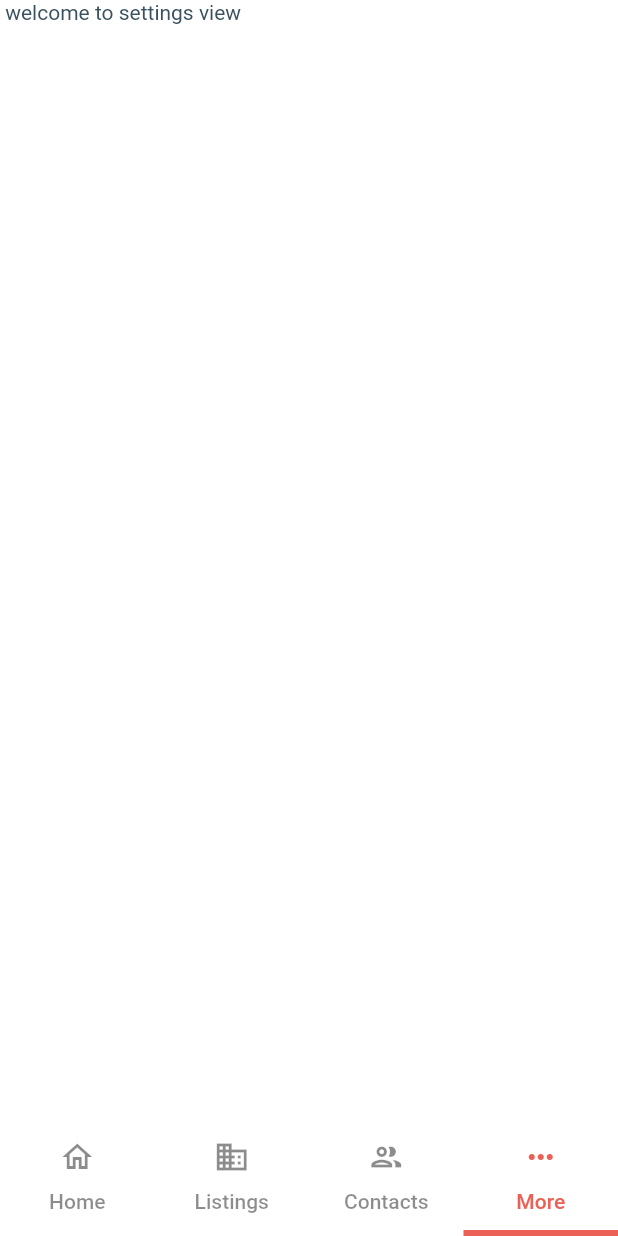
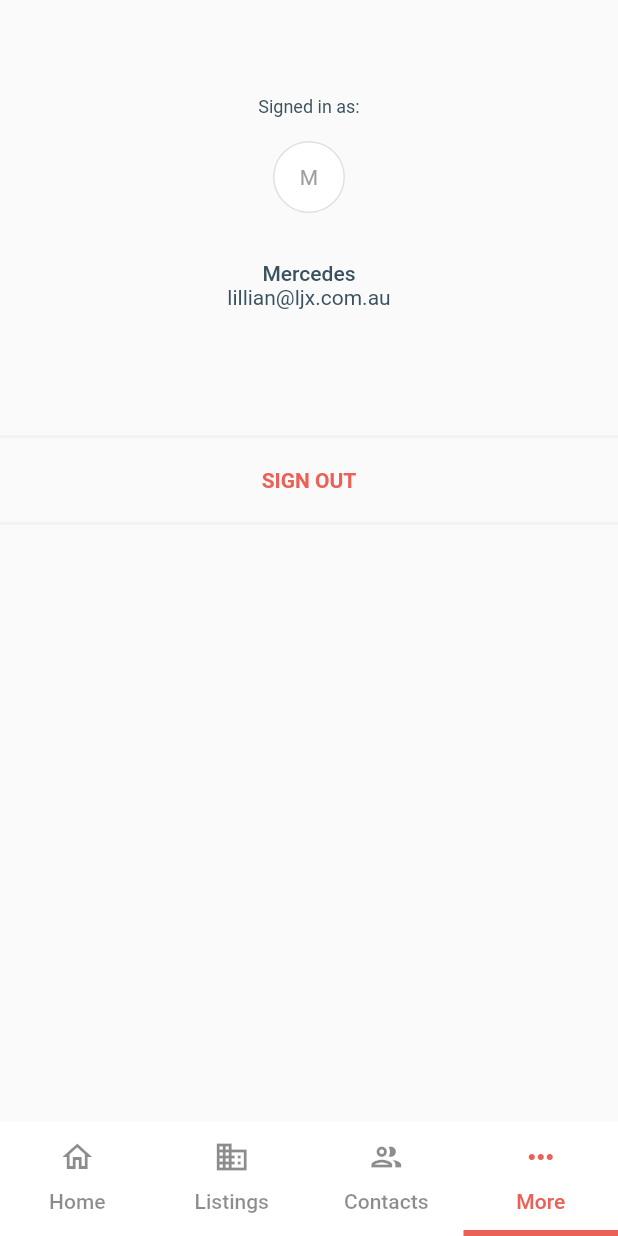
Before and after one commit to rohitattaluri552/agent-app, a Flutter app: the screen it shows after launch, item 4 of the bottom bar chosen, on a phone screen of 412 x 824 dp. Run offline on Flutter 3.47's test engine with Material 2 defaults, Android fonts, the phone set to English and light mode, and no system bars; our stand-ins replace outline_material_icons; network calls fail; Roboto replaces fonts that are missing (Gordita).

Commit message:
settings page view

```diff
--- a/lib/screens/settings_view.dart
+++ b/lib/screens/settings_view.dart
@@ -1,3 +1,4 @@
+import 'package:agent_app/widgets/circular_avatar.dart';
 import 'package:flutter/material.dart';
 
 class SettingsView extends StatefulWidget {
@@ -8,10 +9,75 @@ class SettingsView extends StatefulWidget {
 }
 
 class _SettingsViewState extends State<SettingsView> {
+  dynamic contact = {
+    "contactId": "c3ec33b9-6940-46d4-be17-70b41423bea4",
+    "firstNames": "Mercedes",
+    "lastNames": "Thompson",
+    "email": "lillian@ljx.com.au",
+    "mobile": null,
+    "homePhone": null,
+    "doNotContact": false,
+    "notes": [
+      {
+        "noteId": "78443e46-4b44-4e0e-8057-3617cbca1f08",
+        "note": "Just checking. behavior ",
+        "isPrivate": true
+      },
+      {
+        "noteId": "cad2acd9-5aa4-4d33-b609-38fb15ecc3e5",
+        "note": "not sure contact notes are visible to vendor",
+        "isPrivate": true
+      },
+    ]
+  };
+
+  String get name => [contact['firstNames'], contact['lastName']].where((w) => w != null).join(' ');
+
   @override
   Widget build(BuildContext context) {
-    return Container(
-       child: Text(' welcome to settings view'),
+    return Container (
+      color: Theme.of(context).canvasColor,
+      padding: EdgeInsets.only(top: 64.0),
+      child: Column(
+        crossAxisAlignment: CrossAxisAlignment.center,
+        children: <Widget>[
+          Text('Signed in as:', style: Theme.of(context).textTheme.caption),
+          SizedBox(
+            height: 16.0,
+          ),
+          CircleAvatar(
+            backgroundColor: Colors.white,
+            foregroundColor: Colors.grey,
+            radius: 24.0,
+            child: CircularAvatarWidget(contact),
+          ),
+          SizedBox(
+            height: 32.0,
+          ),
+          Text(name ?? '',style: Theme.of(context).textTheme.body2),
+          Text(contact['email'] ?? '', style: Theme.of(context).textTheme.body1),
+          Text(contact['mobile'] ?? ''),
+          SizedBox(height: 64.0),
+          Divider(
+            thickness: 2.0,
+            height: 10.0,
+            color: Theme.of(context).secondaryHeaderColor,
+          ),
+          MaterialButton(onPressed: null,
+            child: Text('SIGN OUT',
+              style: Theme.of(context).textTheme.button.copyWith(
+                color: Theme.of(context).colorScheme.secondary,
+                fontWeight: FontWeight.bold,
+              ),
+            ),
+          ),
+          Divider(
+            thickness: 2.0,
+            height: 10.0,
+            color: Theme.of(context).secondaryHeaderColor,
+          ),
+        ],
+      )
     );
   }
 }
--- /dev/null
+++ b/lib/widgets/circular_avatar.dart
@@ -0,0 +1,42 @@
+import 'package:flutter/material.dart';
+
+class CircularAvatarWidget extends StatelessWidget {
+  const CircularAvatarWidget(this.contact,{Key key}) : super(key: key);
+  final contact;
+
+  String get name => [contact['firstNames'], contact['lastName']].where((w) => w != null).join(' ');
+
+  String get initials => name
+    .replaceAllMapped(RegExp(r'\b(\S)\S+'), (m) => m[1].toUpperCase())
+    .replaceAll(' ', '');
+
+  @override
+  Widget build(BuildContext context) {
+
+
+    return CircleAvatar (
+      backgroundColor: Colors.white,
+      foregroundColor: Colors.grey[900],
+      radius: 24.0,
+      child: Container(
+        width: 48,
+        height: 48,
+        alignment: Alignment.center,
+        decoration: ShapeDecoration(
+            color: Colors.white ?? Colors.grey[200],
+            shape: CircleBorder(side: BorderSide(color: Colors.grey[300]))),
+        child: Text(
+          initials,
+          textScaleFactor: 1,
+          // the name could contain the count of contacts.
+          // Eg: +34, fontSize 12 for triple digit count to fit in one line
+          style: TextStyle(
+              fontSize: initials.startsWith('+') && initials.length > 3 ? 12 : 14,
+              fontWeight: FontWeight.w400,
+              color: Colors.grey,
+              fontFamily: Theme.of(context).textTheme.body1.fontFamily),
+        ),
+      ),
+    );
+  }
+}
--- a/lib/widgets/contacts_list_item.dart
+++ b/lib/widgets/contacts_list_item.dart
@@ -1,3 +1,4 @@
+import 'package:agent_app/widgets/circular_avatar.dart';
 import 'package:flutter/material.dart';
 
 class ContactListItem extends StatefulWidget {
@@ -13,49 +14,15 @@ class _ContactListItemState extends State<ContactListItem> {
     final textTheme = Theme.of(context).textTheme;
     final contact = widget.contact;
 
-    String name() {
-      return [contact['firstNames'] ?? '', contact['lastNames'] ?? ''].where((n) => n != null).join(' ');
-    }
-
-    String initials() {
-      return name().replaceAllMapped(RegExp(r'\b(\S)\S+'), (m) => m[1].toUpperCase())
-                  .replaceAll(' ', '');
-    }
-
-
-    Widget contactAvatar(contact) {
-
-      return CircleAvatar (
-        backgroundColor: Colors.white,
-        foregroundColor: Colors.grey[900],
-        radius: 24.0,
-        child: Container(
-              width: 48,
-              height: 48,
-              alignment: Alignment.center,
-              decoration: ShapeDecoration(
-                  color: Colors.white ?? Colors.grey[200],
-                  shape: CircleBorder(side: BorderSide(color: Colors.grey[300]))),
-              child: Text(
-                initials(),
-                textScaleFactor: 1,
-                // the name could contain the count of contacts.
-                // Eg: +34, fontSize 12 for triple digit count to fit in one line
-                style: TextStyle(
-                    fontSize: initials().startsWith('+') && initials().length > 3 ? 12 : 14,
-                    fontWeight: FontWeight.w400,
-                    color: Colors.grey,
-                    fontFamily: Theme.of(context).textTheme.body1.fontFamily),
-              ),
-            ),
-      );
-    }
-
     String getContactInfo() {
       dynamic contactInfo = [contact['email'], contact['mobile']]
             .where((c) => c?.isNotEmpty ?? false)
             .join(' ● ');
       return contactInfo;
+    }
+
+    String name() {
+      return [contact['firstNames'] ?? '', contact['lastNames'] ?? ''].where((n) => n != null).join(' ');
     }
 
     return GestureDetector(
@@ -66,7 +33,7 @@ class _ContactListItemState extends State<ContactListItem> {
         child: Row(
           crossAxisAlignment: CrossAxisAlignment.center,
           children: <Widget>[
-            contactAvatar(contact),
+            CircularAvatarWidget(contact),
             Expanded(
               child: Container(
                 margin: EdgeInsets.only(left: 16.0),
```
Also changed, not shown: lib/utils/utility.dart (added).
